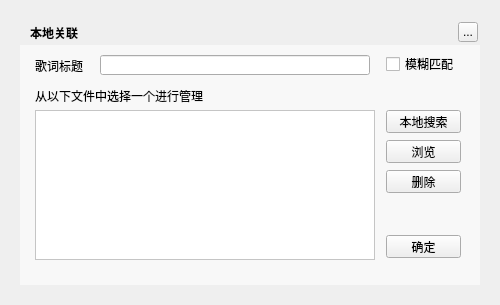
Before: the Qt Designer form TTKCore/musicUi/musicLrcmanager/musiclrclocallinkwidget.ui in Greedysky/TTKMusicPlayer, drawn with Qt 5.
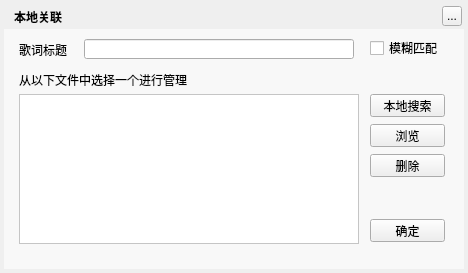
After: the same form once the commit is applied. Custom widgets are drawn as their Qt base class.

Diff of the .ui file:
```diff
--- a/TTKCore/musicUi/musicLrcmanager/musiclrclocallinkwidget.ui
+++ b/TTKCore/musicUi/musicLrcmanager/musiclrclocallinkwidget.ui
@@ -6,8 +6,8 @@
    <rect>
     <x>0</x>
     <y>0</y>
-    <width>500</width>
-    <height>305</height>
+    <width>468</width>
+    <height>273</height>
    </rect>
   </property>
   <property name="windowTitle">
@@ -16,8 +16,8 @@
   <widget class="QLabel" name="background">
    <property name="geometry">
     <rect>
-     <x>20</x>
-     <y>20</y>
+     <x>4</x>
+     <y>4</y>
      <width>460</width>
      <height>265</height>
     </rect>
@@ -29,8 +29,8 @@
   <widget class="QLabel" name="topTitleName">
    <property name="geometry">
     <rect>
-     <x>30</x>
-     <y>20</y>
+     <x>14</x>
+     <y>4</y>
      <width>110</width>
      <height>25</height>
     </rect>
@@ -45,8 +45,8 @@
   <widget class="QToolButton" name="topTitleCloseButton">
    <property name="geometry">
     <rect>
-     <x>458</x>
-     <y>22</y>
+     <x>442</x>
+     <y>6</y>
      <width>20</width>
      <height>20</height>
     </rect>
@@ -58,8 +58,8 @@
   <widget class="QWidget" name="backgroundMask" native="true">
    <property name="geometry">
     <rect>
-     <x>20</x>
-     <y>45</y>
+     <x>4</x>
+     <y>29</y>
      <width>460</width>
      <height>240</height>
     </rect>
@@ -71,8 +71,8 @@
   <widget class="QLabel" name="label">
    <property name="geometry">
     <rect>
-     <x>35</x>
-     <y>58</y>
+     <x>19</x>
+     <y>42</y>
      <width>60</width>
      <height>15</height>
     </rect>
@@ -84,8 +84,8 @@
   <widget class="QLineEdit" name="titleEdit">
    <property name="geometry">
     <rect>
-     <x>100</x>
-     <y>55</y>
+     <x>84</x>
+     <y>39</y>
      <width>270</width>
      <height>20</height>
     </rect>
@@ -94,8 +94,8 @@
   <widget class="MusicLrcLocalLinkTableWidget" name="searchedTable">
    <property name="geometry">
     <rect>
-     <x>35</x>
-     <y>110</y>
+     <x>19</x>
+     <y>94</y>
      <width>340</width>
      <height>150</height>
     </rect>
@@ -107,8 +107,8 @@
   <widget class="QPushButton" name="localSearchButton">
    <property name="geometry">
     <rect>
-     <x>386</x>
-     <y>110</y>
+     <x>370</x>
+     <y>94</y>
      <width>75</width>
      <height>23</height>
     </rect>
@@ -123,8 +123,8 @@
   <widget class="QPushButton" name="previewButton">
    <property name="geometry">
     <rect>
-     <x>386</x>
-     <y>140</y>
+     <x>370</x>
+     <y>124</y>
      <width>75</width>
      <height>23</height>
     </rect>
@@ -139,8 +139,8 @@
   <widget class="QPushButton" name="commitButton">
    <property name="geometry">
     <rect>
-     <x>386</x>
-     <y>235</y>
+     <x>370</x>
+     <y>219</y>
      <width>75</width>
      <height>23</height>
     </rect>
@@ -155,8 +155,8 @@
   <widget class="QCheckBox" name="fuzzyButton">
    <property name="geometry">
     <rect>
-     <x>386</x>
-     <y>56</y>
+     <x>370</x>
+     <y>40</y>
      <width>75</width>
      <height>16</height>
     </rect>
@@ -168,8 +168,8 @@
   <widget class="QLabel" name="label_2">
    <property name="geometry">
     <rect>
-     <x>35</x>
-     <y>88</y>
+     <x>19</x>
+     <y>72</y>
      <width>221</width>
      <height>16</height>
     </rect>
@@ -181,8 +181,8 @@
   <widget class="QLabel" name="functionBottomLabel">
    <property name="geometry">
     <rect>
-     <x>35</x>
-     <y>110</y>
+     <x>19</x>
+     <y>94</y>
      <width>340</width>
      <height>150</height>
     </rect>
@@ -194,8 +194,8 @@
   <widget class="QPushButton" name="deleteButton">
    <property name="geometry">
     <rect>
-     <x>386</x>
-     <y>170</y>
+     <x>370</x>
+     <y>154</y>
      <width>75</width>
      <height>23</height>
     </rect>
```
